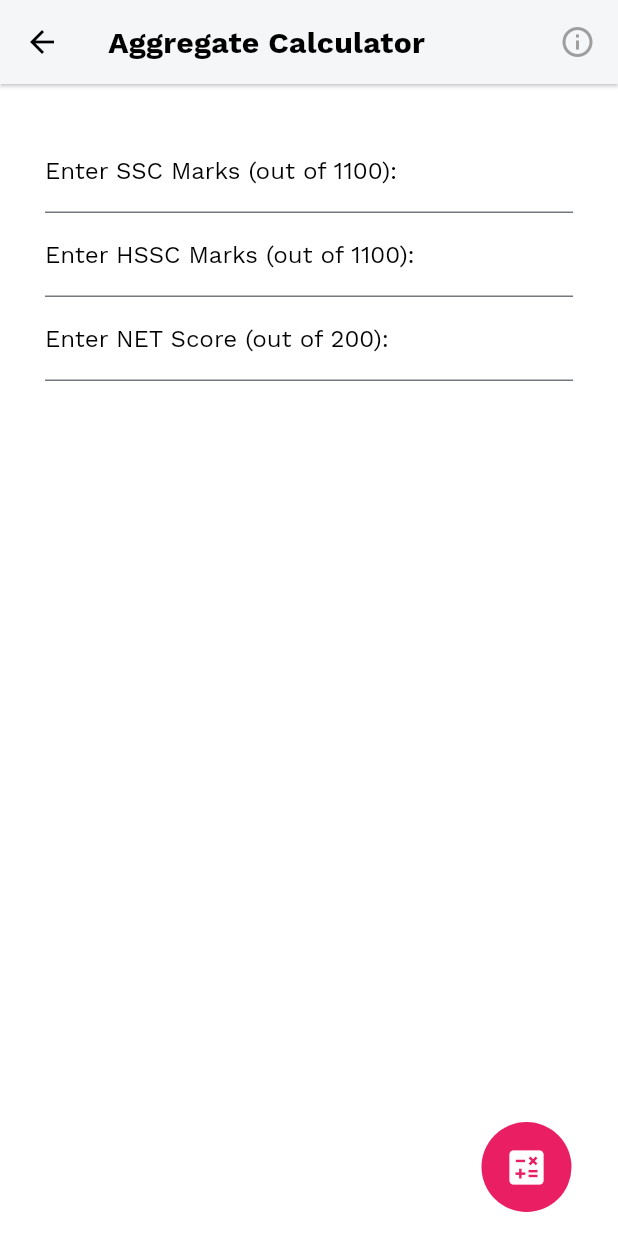
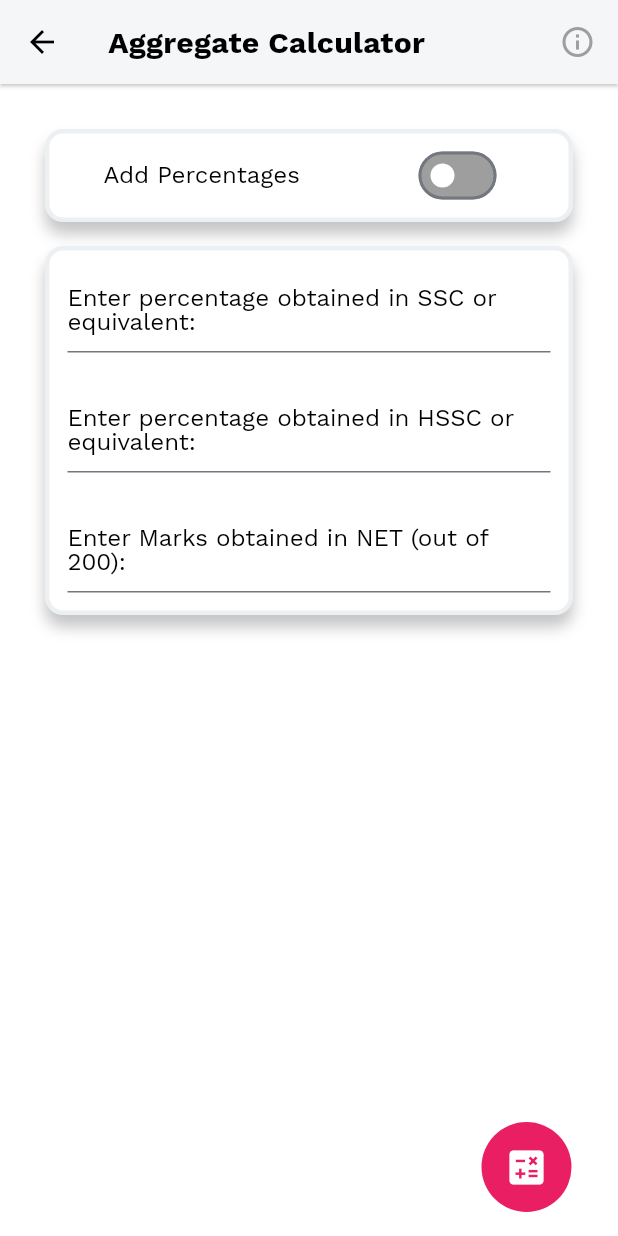
Before and after one commit to Hmmza-tariq/MY-NUST, a Flutter app: the CalcAggregateScreen screen opened directly, on a phone screen of 412 x 824 dp. Run offline on Flutter 3.47's test engine with Material 2 defaults, Android fonts, the phone set to English and light mode, and no system bars; our stand-ins replace carousel_slider, connectivity_plus, firebase_core, firebase_messaging, flutter_datetime_picker_plus, flutter_local_notifications and 12 more; missing offline and left inert: custom_pop_up_menu, flutter_downloader, info_popup, swipeable_tile, syncfusion_flutter_pdfviewer; accounts and stored records are empty; network calls fail.

Commit message:
bugs fixed

```diff
--- a/lib/Components/action_button.dart
+++ b/lib/Components/action_button.dart
@@ -1,7 +1,8 @@
 import 'package:flutter/material.dart';
+import 'package:google_mobile_ads/google_mobile_ads.dart';
 import 'package:mynust/Core/app_theme.dart';
 
-class ActionButton extends StatelessWidget {
+class ActionButton extends StatefulWidget {
   const ActionButton({
     super.key,
     required this.func,
@@ -11,18 +12,65 @@ class ActionButton extends StatelessWidget {
   final Function() func;
   final IconData icon;
   final Color color;
+
+  @override
+  State<ActionButton> createState() => _ActionButtonState();
+}
+
+class _ActionButtonState extends State<ActionButton> {
+  final adUnitId = 'ca-app-pub-8875342677218505/9904823569';
+  RewardedInterstitialAd? _rewardedInterstitialAd;
+  bool isAdLoaded = false;
+  @override
+  void initState() {
+    (widget.icon == Icons.calculate) ? loadAd() : null;
+    super.initState();
+  }
+
+  void loadAd() {
+    RewardedInterstitialAd.load(
+      adUnitId: adUnitId,
+      request: const AdRequest(),
+      rewardedInterstitialAdLoadCallback: RewardedInterstitialAdLoadCallback(
+        onAdLoaded: (ad) {
+          debugPrint('$ad loaded.');
+          setState(() {
+            isAdLoaded = true;
+            _rewardedInterstitialAd = ad;
+          });
+        },
+        onAdFailedToLoad: (LoadAdError error) {
+          debugPrint('RewardedInterstitialAd failed to load: $error');
+          setState(() {
+            isAdLoaded = false;
+          });
+        },
+      ),
+    );
+  }
+
   @override
   Widget build(BuildContext context) {
     return Padding(
       padding: const EdgeInsets.symmetric(horizontal: 15.0),
       child: CircleAvatar(
-        backgroundColor: color,
+        backgroundColor: widget.color,
         radius: 30,
         child: IconButton(
           iconSize: 30,
-          onPressed: func,
-          icon: Icon(icon),
-          color: icon == Icons.add ? AppTheme.darkGrey : Colors.white,
+          onPressed: () {
+            print('ad clicked: $isAdLoaded');
+
+            isAdLoaded
+                ? _rewardedInterstitialAd!.show(onUserEarnedReward:
+                    (AdWithoutView ad, RewardItem rewardItem) {
+                    print('ad reward: $rewardItem');
+                  })
+                : null;
+            widget.func();
+          },
+          icon: Icon(widget.icon),
+          color: widget.icon == Icons.add ? AppTheme.darkGrey : Colors.white,
         ),
       ),
     );
--- a/lib/Screens/Aggregate/calc_aggregate_screen.dart
+++ b/lib/Screens/Aggregate/calc_aggregate_screen.dart
@@ -14,20 +14,17 @@ class CalcAggregateScreen extends StatefulWidget {
   CalcAggregateScreenState createState() => CalcAggregateScreenState();
 }
 
-class CalcAggregateScreenState extends State<CalcAggregateScreen>
-    with TickerProviderStateMixin {
-  AnimationController? animationController;
-
-  TextEditingController sscPercentageController = TextEditingController();
-  TextEditingController hsscPercentageController = TextEditingController();
-  TextEditingController netPercentageController = TextEditingController();
-  double ssc = 0.0;
-  double hssc = 0.0;
-  double net = 0.0;
-  double sscPercentage = 10;
-  double hsscPercentage = 15;
-  double netPercentage = 75;
-
+class CalcAggregateScreenState extends State<CalcAggregateScreen> {
+  TextEditingController sscPercentageController = TextEditingController(),
+      hsscPercentageController = TextEditingController(),
+      netPercentageController = TextEditingController();
+  double ssc = 0.0,
+      hssc = 0.0,
+      net = 0.0,
+      sscPercentage = 10,
+      hsscPercentage = 15,
+      netPercentage = 75;
+  bool _marks = false, _isEditing = false;
   @override
   void initState() {
     sscPercentageController.text = '10';
@@ -37,9 +34,13 @@ class CalcAggregateScreenState extends State<CalcAggregateScreen>
   }
 
   double calculateAggregate() {
-    return ((ssc / 1100) * sscPercentage +
+    return _marks
+        ? ((ssc / 1100) * sscPercentage +
             (hssc / 1100) * hsscPercentage +
-        (net / 200) * netPercentage);
+            (net / 200) * netPercentage)
+        : ((ssc / 100 * sscPercentage) +
+            (hssc / 100 * hsscPercentage) +
+            ((net / 200) * netPercentage));
   }
 
   void resultDialog(bool isLightMode) {
@@ -106,7 +107,6 @@ class CalcAggregateScreenState extends State<CalcAggregateScreen>
     final themeProvider = Provider.of<ThemeProvider>(context);
     bool isLightMode = themeProvider.isLightMode ??
         MediaQuery.of(context).platformBrightness == Brightness.light;
-    animationController?.forward();
     return Scaffold(
       backgroundColor:
           isLightMode == true ? AppTheme.white : AppTheme.nearlyBlack,
@@ -167,7 +167,7 @@ class CalcAggregateScreenState extends State<CalcAggregateScreen>
                     children: [
                       TextField(
                         decoration: InputDecoration(
-                          label: const Text('SSC Percentage:'),
+                          label: const Text('SSC weightage:'),
                           labelStyle: TextStyle(
                               color: isLightMode ? Colors.black : Colors.white),
                         ),
@@ -184,7 +184,7 @@ class CalcAggregateScreenState extends State<CalcAggregateScreen>
                       TextField(
                         decoration: InputDecoration(
                           label: const Text(
-                            'HSSC Percentage:',
+                            'HSSC weightage:',
                           ),
                           labelStyle: TextStyle(
                               color: isLightMode ? Colors.black : Colors.white),
@@ -202,7 +202,7 @@ class CalcAggregateScreenState extends State<CalcAggregateScreen>
                       TextField(
                         decoration: InputDecoration(
                           label: const Text(
-                            'NET Score Percentage:',
+                            'NET Score weightage:',
                           ),
                           labelStyle: TextStyle(
                               color: isLightMode ? Colors.black : Colors.white),
@@ -234,54 +234,140 @@ class CalcAggregateScreenState extends State<CalcAggregateScreen>
         child: Column(
           crossAxisAlignment: CrossAxisAlignment.start,
           children: [
-            TextField(
+            Container(
+              decoration: BoxDecoration(
+                color: isLightMode ? AppTheme.white : AppTheme.nearlyBlack,
+                borderRadius: BorderRadius.circular(12),
+                border: Border.all(
+                    color: isLightMode
+                        ? AppTheme.notWhite
+                        : themeProvider.primaryColor,
+                    width: 3),
+                boxShadow: !isLightMode
+                    ? null
+                    : <BoxShadow>[
+                        BoxShadow(
+                            color: Colors.grey.withOpacity(0.6),
+                            offset: const Offset(0, 8),
+                            blurRadius: 8.0),
+                      ],
+              ),
+              padding: const EdgeInsets.only(left: 20, right: 20),
+              child: SwitchListTile(
+                activeTrackColor: Colors.grey,
+                inactiveTrackColor: Colors.grey,
+                inactiveThumbColor: Colors.white,
+                title: Text(
+                  _marks ? 'Add Marks' : 'Add Percentages',
+                  textAlign: TextAlign.start,
+                  style: TextStyle(
+                      fontSize: 16,
+                      color: _isEditing
+                          ? Colors.grey
+                          : isLightMode
+                              ? Colors.black
+                              : Colors.white),
+                ),
+                value: _marks,
+                onChanged: (bool value) {
+                  _isEditing
+                      ? null
+                      : setState(() {
+                          _marks = !_marks;
+                        });
+                },
+              ),
+            ),
+            Padding(
+              padding: const EdgeInsets.only(top: 16.0),
+              child: Container(
+                decoration: BoxDecoration(
+                  color: isLightMode ? AppTheme.white : AppTheme.nearlyBlack,
+                  borderRadius: BorderRadius.circular(12),
+                  border: Border.all(
+                      color: isLightMode
+                          ? AppTheme.notWhite
+                          : themeProvider.primaryColor,
+                      width: 3),
+                  boxShadow: !isLightMode
+                      ? null
+                      : <BoxShadow>[
+                          BoxShadow(
+                              color: Colors.grey.withOpacity(0.6),
+                              offset: const Offset(0, 8),
+                              blurRadius: 8.0),
+                        ],
+                ),
+                child: Column(
+                  children: [
+                    Padding(
+                      padding: const EdgeInsets.all(12.0),
+                      child: TextField(
                         decoration: InputDecoration(
-                label: const Text('Enter SSC Marks (out of 1100):'),
-                labelStyle:
-                    TextStyle(color: isLightMode ? Colors.black : Colors.white),
+                          label: Text(_marks
+                              ? 'Enter Marks obtained in SSC (out of 1100):'
+                              : 'Enter percentage obtained in SSC or equivalent:'),
+                          labelStyle: TextStyle(
+                              color: isLightMode ? Colors.black : Colors.white),
                         ),
-              style:
-                  TextStyle(color: isLightMode ? Colors.black : Colors.white),
+                        style: TextStyle(
+                            color: isLightMode ? Colors.black : Colors.white),
                         keyboardType: TextInputType.number,
                         onChanged: (value) {
                           setState(() {
+                            _isEditing = true;
                             ssc = double.parse(value);
                           });
                         },
                       ),
-            TextField(
+                    ),
+                    Padding(
+                      padding: const EdgeInsets.all(12.0),
+                      child: TextField(
                         decoration: InputDecoration(
-                label: const Text(
-                  'Enter HSSC Marks (out of 1100):',
+                          label: Text(
+                            _marks
+                                ? 'Enter Marks obtained in HSSC (out of 1100):'
+                                : 'Enter percentage obtained in HSSC or equivalent:',
                           ),
-                labelStyle:
-                    TextStyle(color: isLightMode ? Colors.black : Colors.white),
+                          labelStyle: TextStyle(
+                              color: isLightMode ? Colors.black : Colors.white),
                         ),
-              style:
-                  TextStyle(color: isLightMode ? Colors.black : Colors.white),
+                        style: TextStyle(
+                            color: isLightMode ? Colors.black : Colors.white),
                         keyboardType: TextInputType.number,
                         onChanged: (value) {
                           setState(() {
+                            _isEditing = true;
                             hssc = double.parse(value);
                           });
                         },
                       ),
-            TextField(
+                    ),
+                    Padding(
+                      padding: const EdgeInsets.all(12.0),
+                      child: TextField(
                         decoration: InputDecoration(
                           label: const Text(
-                  'Enter NET Score (out of 200):',
+                            'Enter Marks obtained in NET (out of 200):',
                           ),
-                labelStyle:
-                    TextStyle(color: isLightMode ? Colors.black : Colors.white),
+                          labelStyle: TextStyle(
+                              color: isLightMode ? Colors.black : Colors.white),
                         ),
-              style:
-                  TextStyle(color: isLightMode ? Colors.black : Colors.white),
+                        style: TextStyle(
+                            color: isLightMode ? Colors.black : Colors.white),
                         keyboardType: TextInputType.number,
                         onChanged: (value) {
                           setState(() {
+                            _isEditing = true;
                             net = double.parse(value);
                           });
                         },
+                      ),
+                    ),
+                  ],
+                ),
+              ),
             ),
           ],
         ),
--- a/lib/Screens/Drawer/settings_screen.dart
+++ b/lib/Screens/Drawer/settings_screen.dart
@@ -265,7 +265,6 @@ class SettingsScreenState extends State<SettingsScreen> {
     setState(() {
       _selectedNoticeBoardOption = value!;
     });
-    print('_selectedNoticeBoardOption: $_selectedNoticeBoardOption');
   }
 
   void _chooseNoticeBoard(bool isLightMode) {
--- a/lib/Screens/Home/home_screen.dart
+++ b/lib/Screens/Home/home_screen.dart
@@ -305,7 +305,8 @@ class MyHomePageState extends State<MyHomePage> with TickerProviderStateMixin {
                               autoPlay: true,
                               enableInfiniteScroll: true,
                               autoPlayAnimationDuration:
-                                  const Duration(seconds: 5),
+                                  const Duration(seconds: 4),
+                              autoPlayInterval: const Duration(seconds: 6),
                               enlargeCenterPage: true,
                               onPageChanged: (index, reason) {
                                 setState(() => currentPageIndex = index);
```
Lines whose indentation alone changed are shown as unchanged.
